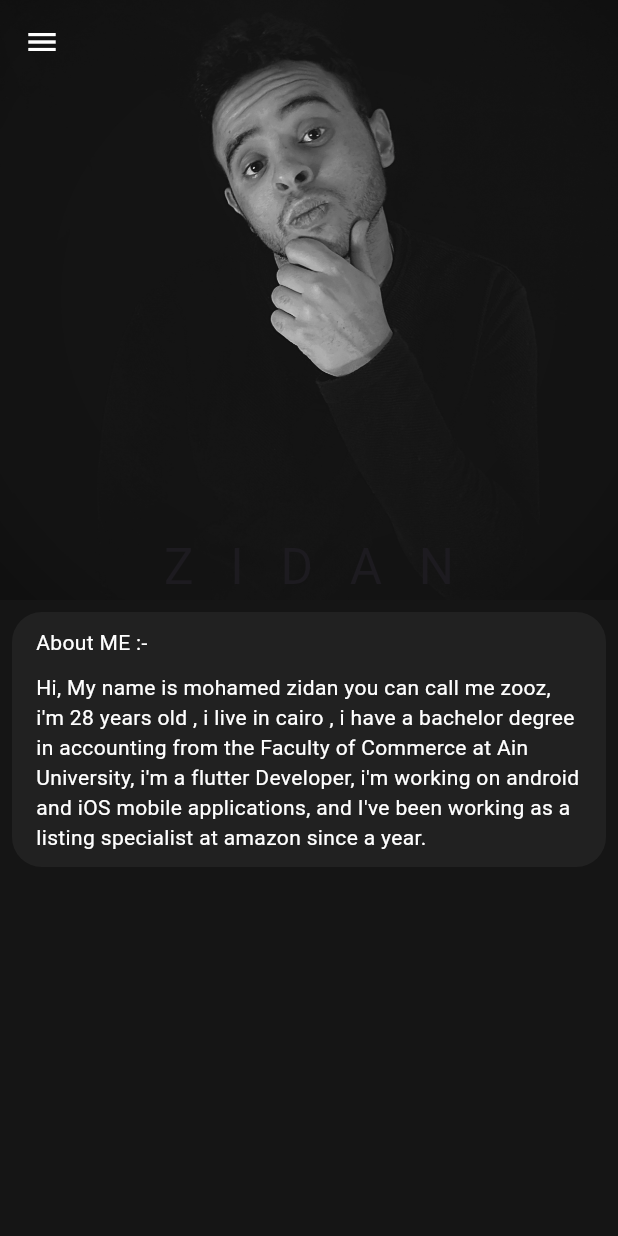
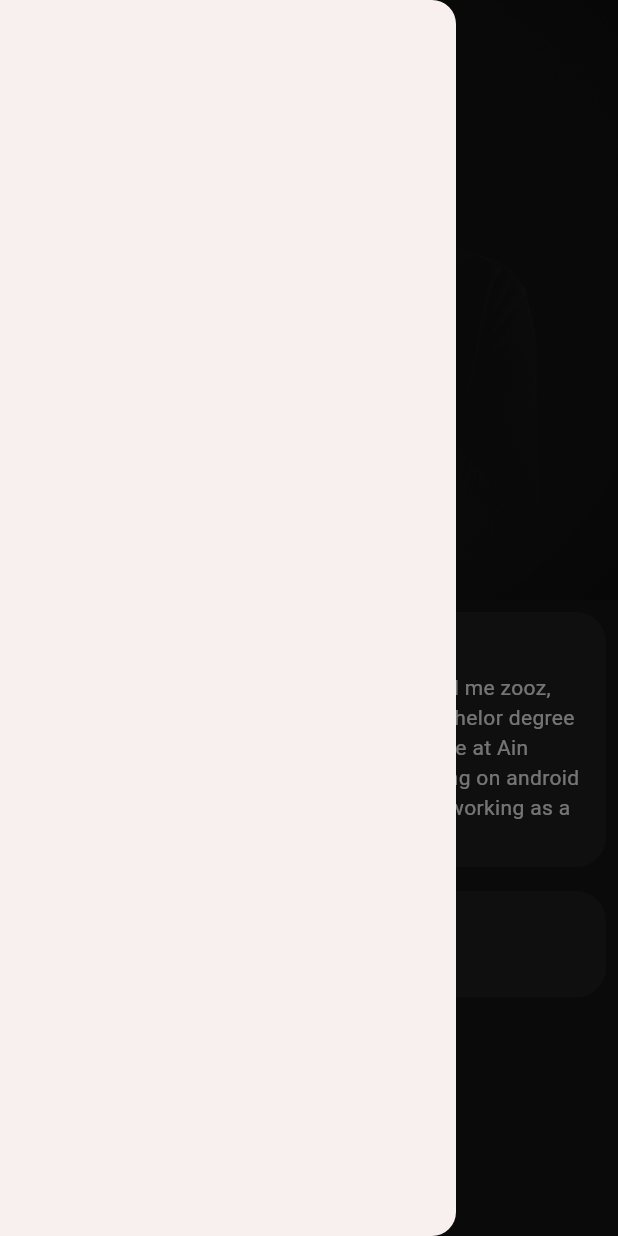
Before and after one commit to mozidan27/myCard, a Flutter app: the screen it shows after launch, with the side drawer open (before the commit the screen has no drawer), on a phone screen of 412 x 824 dp. Run offline on Flutter 3.47's test engine with Material 3 defaults, Android fonts, the phone set to English and light mode, and no system bars.

Commit message:
buttom icon created

```diff
--- a/lib/main.dart
+++ b/lib/main.dart
@@ -1,5 +1,6 @@
 import 'package:flutter/material.dart';
 import 'package:mycard/views/home_page.dart';
+import 'package:mycard/widgets/Icon_buttom.dart';
 
 void main() {
   runApp(const MyCard());
--- a/lib/views/home_page.dart
+++ b/lib/views/home_page.dart
@@ -17,12 +17,13 @@ class HomePage extends StatelessWidget {
             floating:
                 false, // false as defualt , we can use it to show the appBar once i back from the buttom to the top
             backgroundColor: const Color(0xff151515),
-            leading: IconButton(
-                onPressed: () {},
-                icon: const Icon(
-                  Icons.menu,
-                  color: Colors.white,
-                )),
+            //insted of using leading we can use a Drawer to open the side page
+            // leading: IconButton(
+            //     onPressed: () {},
+            //     icon: const Icon(
+            //       Icons.menu,
+            //       color: Colors.white,
+            //     )),
             expandedHeight: 400,
             // title: const Text(
             //   'Z I D A N',
@@ -44,7 +45,13 @@ class HomePage extends StatelessWidget {
             body:
                 "Hi, My name is mohamed zidan you can call me zooz,  i'm 28 years old , i live in cairo , i have a bachelor degree in accounting from the Faculty of Commerce at Ain University, i'm a flutter Developer, i'm working on android and iOS mobile applications, and I've been working as a listing specialist at amazon since a year.",
           ),
+          const CustomContainer(
+            title: 'Experince :- ',
+          )
         ],
+      ),
+      drawer: const Drawer(
+        surfaceTintColor: Colors.amber,
       ),
     );
   }
--- a/pubspec.yaml
+++ b/pubspec.yaml
@@ -60,8 +60,12 @@ flutter:
 
   # To add assets to your application, add an assets section, like this:
   assets:
+    - assets/Images/in.png
+    - assets/Images/insta.png
+    - assets/Images/twitter.png
+    - assets/Images/whats.png
+    - assets/Images/x.jpg
     - assets/Images/zidan.jpg
-
   # An image asset can refer to one or more resolution-specific "variants", see
   # https://flutter.dev/assets-and-images/#resolution-aware
 
```
Also changed, not shown: lib/widgets/Icon_buttom.dart (added, +41 -0 lines), assets/Images/in.png (added), assets/Images/insta.png (added), assets/Images/twitter.png (added), assets/Images/whats.png (added), assets/Images/x.jpg (added).
